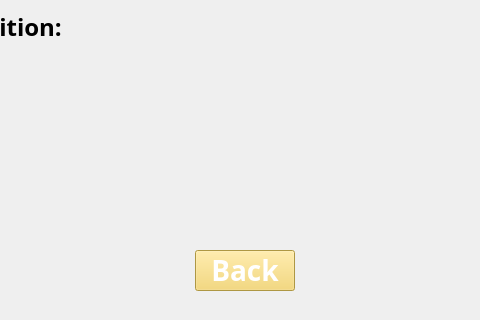
Before: the Qt Designer form Test163/Dictionary/randomword.ui in khanhlove01/CS163-Final-Project, drawn with Qt 5; both pictures show x 155 to 635 and y 280 to 600 of the 800 by 600 pixel window.
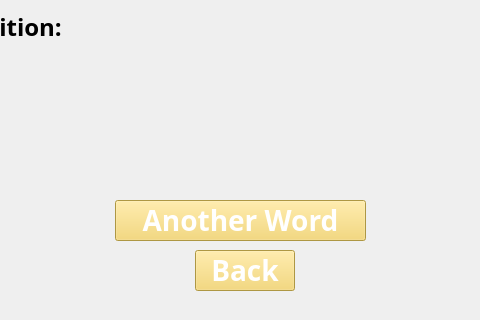
After: the same form once the commit is applied. Icons and pictures are not drawn.

Commit message: update ui + add generate button for view random words

The edit to the form file:
```diff
--- a/Test163/Dictionary/randomword.ui
+++ b/Test163/Dictionary/randomword.ui
@@ -79,7 +79,7 @@
      <pixmap resource="resources.qrc">:/resources/dictionary-removebg-preview.png</pixmap>
     </property>
    </widget>
-   <widget class="QWidget" name="">
+   <widget class="QWidget" name="layoutWidget">
     <property name="geometry">
      <rect>
       <x>90</x>
@@ -171,6 +171,29 @@
      </item>
     </layout>
    </widget>
+   <widget class="QPushButton" name="anotherWordButton">
+    <property name="geometry">
+     <rect>
+      <x>270</x>
+      <y>480</y>
+      <width>251</width>
+      <height>41</height>
+     </rect>
+    </property>
+    <property name="font">
+     <font>
+      <family>VNI-Disney</family>
+      <pointsize>21</pointsize>
+      <bold>true</bold>
+     </font>
+    </property>
+    <property name="styleSheet">
+     <string notr="true">background-color: #f4d35e; color: white;</string>
+    </property>
+    <property name="text">
+     <string>Another Word</string>
+    </property>
+   </widget>
   </widget>
   <widget class="QMenuBar" name="menubar">
    <property name="geometry">
```
Left out of the diff: 7 changed lines with no effect on the pictures. The commit also changes 15 other files.
